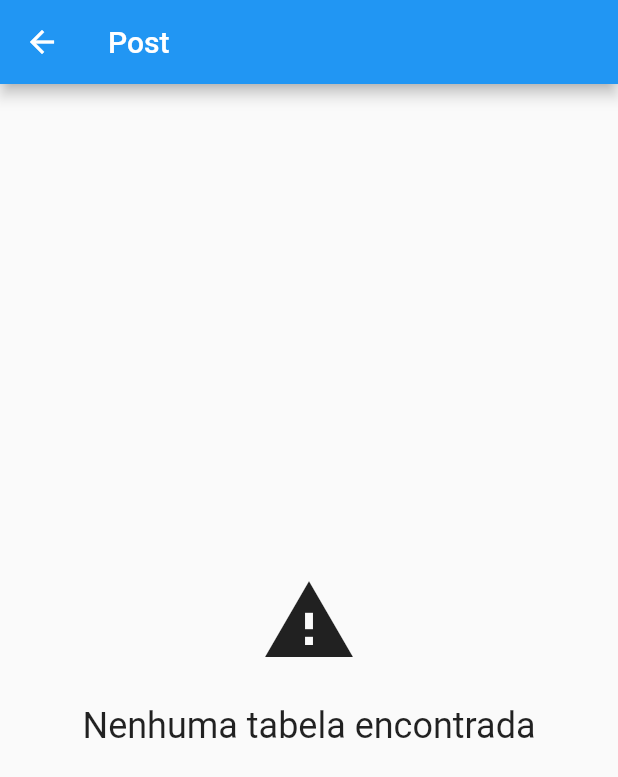
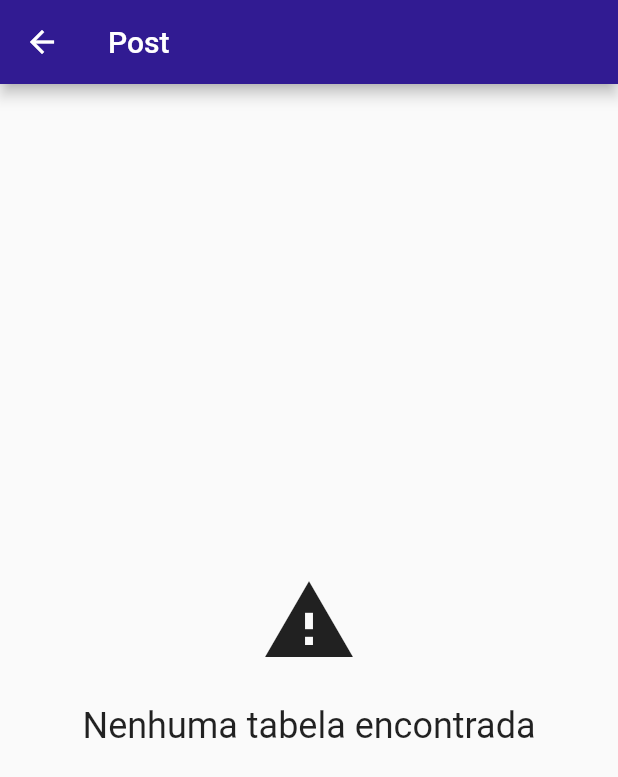
Before and after one commit to lemarinhofernandes/padawans_desafio, a Flutter app: the screen it shows after launch, after a tap on "POSTAGENS", on a phone screen of 412 x 824 dp. Shown: the top 777 px of the screen. Run offline on Flutter 3.47's test engine with Material 2 defaults, Android fonts, the phone set to English and light mode, and no system bars; missing offline and left inert: http_interceptor; network calls fail; statements that could not run were skipped.

Commit message:
update appbar backgroundColor

```diff
--- a/padawans_desafio/lib/views/albuns_table.dart
+++ b/padawans_desafio/lib/views/albuns_table.dart
@@ -9,6 +9,7 @@ class AlbumTable extends StatelessWidget {
   Widget build(BuildContext context) {
     return Scaffold(
       appBar: AppBar(
+        backgroundColor: Theme.of(context).primaryColor,
         title: Text('Album'),
       ),
       body: FutureBuilder<List<Album>>(
--- a/padawans_desafio/lib/views/dashboard.dart
+++ b/padawans_desafio/lib/views/dashboard.dart
@@ -9,6 +9,7 @@ class Dashboard extends StatelessWidget {
     return Scaffold(
       backgroundColor: Color.fromRGBO(9,231,218,0.85),
       appBar: AppBar(
+        backgroundColor: Theme.of(context).primaryColor,
         title: Center(child: Text('Seja bem vindo, Padawan!')),
       ),
       body: Column(
--- a/padawans_desafio/lib/views/posts_table.dart
+++ b/padawans_desafio/lib/views/posts_table.dart
@@ -10,6 +10,7 @@ class PostTable extends StatelessWidget {
   Widget build(BuildContext context) {
     return Scaffold(
       appBar: AppBar(
+        backgroundColor: Theme.of(context).primaryColor,
         title: Text('Post'),
       ),
       body: FutureBuilder<List<Post>>(
--- a/padawans_desafio/lib/views/todos_table.dart
+++ b/padawans_desafio/lib/views/todos_table.dart
@@ -11,6 +11,7 @@ class TodoTable extends StatelessWidget {
   Widget build(BuildContext context) {
     return Scaffold(
       appBar: AppBar(
+        backgroundColor: Theme.of(context).primaryColor,
         title: Text('To-do'),
       ),
       body: FutureBuilder<List<Todo>>(
```
Also changed, not shown: padawans_desafio/pubspec.lock, 1 other file.
